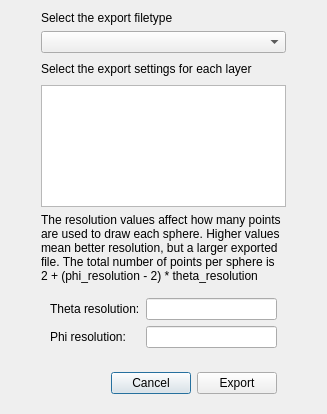
First picture: the form in glue_ar/export_scatter.ui, repository glue-viz/glue-ar, before the edit.
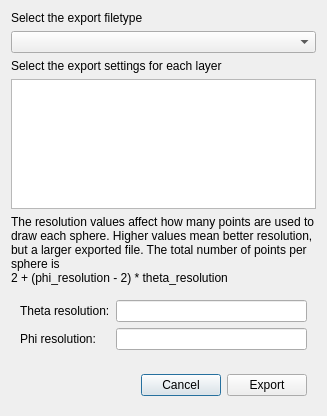
Second picture: the form after the edit.

Commit message: Add volume UI and make tweaks to scatter UI.

```diff
--- a/glue_ar/export_scatter.ui
+++ b/glue_ar/export_scatter.ui
@@ -7,21 +7,76 @@
     <x>0</x>
     <y>0</y>
     <width>327</width>
-    <height>414</height>
+    <height>416</height>
    </rect>
   </property>
   <property name="windowTitle">
    <string>Export 3D Scatter</string>
   </property>
-  <layout class="QGridLayout" name="gridLayout" columnstretch="0,0,0">
-   <item row="0" column="1">
-    <widget class="QLabel" name="label">
+  <layout class="QGridLayout" name="gridLayout">
+   <item row="0" column="0">
+    <widget class="QLabel" name="label_filetype_message">
      <property name="text">
       <string>Select the export filetype</string>
      </property>
     </widget>
    </item>
-   <item row="7" column="1">
+   <item row="1" column="0">
+    <widget class="QComboBox" name="combosel_filetype"/>
+   </item>
+   <item row="2" column="0">
+    <widget class="QLabel" name="label_settings_message">
+     <property name="text">
+      <string>Select the export settings for each layer</string>
+     </property>
+    </widget>
+   </item>
+   <item row="3" column="0">
+    <widget class="QListWidget" name="listsel_layer"/>
+   </item>
+   <item row="4" column="0">
+    <widget class="QLabel" name="label_resolution_message">
+     <property name="sizePolicy">
+      <sizepolicy hsizetype="Preferred" vsizetype="MinimumExpanding">
+       <horstretch>0</horstretch>
+       <verstretch>0</verstretch>
+      </sizepolicy>
+     </property>
+     <property name="text">
+      <string>&lt;html&gt;&lt;head/&gt;&lt;body&gt;The resolution values affect how many points are used to draw each sphere. Higher values mean better resolution, but a larger exported file. The total number of points per sphere is &lt;div&gt;2 + (phi_resolution - 2) * theta_resolution&lt;/div&gt;&lt;/body&gt;&lt;/html&gt;</string>
+     </property>
+     <property name="wordWrap">
+      <bool>true</bool>
+     </property>
+    </widget>
+   </item>
+   <item row="5" column="0">
+    <widget class="QWidget" name="widget" native="true">
+     <layout class="QGridLayout" name="gridLayout_2">
+      <item row="0" column="0">
+       <widget class="QLabel" name="label_theta_resolution">
+        <property name="text">
+         <string>Theta resolution:</string>
+        </property>
+       </widget>
+      </item>
+      <item row="1" column="0">
+       <widget class="QLabel" name="label_phi_resolution">
+        <property name="text">
+         <string>Phi resolution:</string>
+        </property>
+       </widget>
+      </item>
+      <item row="0" column="1">
+       <widget class="QLineEdit" name="valuetext_theta_resolution"/>
+      </item>
+      <item row="1" column="1">
+       <widget class="QLineEdit" name="valuetext_phi_resolution"/>
+      </item>
+     </layout>
+    </widget>
+   </item>
+   <item row="6" column="0">
     <widget class="QWidget" name="widget_2" native="true">
      <layout class="QHBoxLayout" name="horizontalLayout">
       <item>
@@ -54,113 +109,6 @@
      </layout>
     </widget>
    </item>
-   <item row="6" column="1">
-    <widget class="QWidget" name="widget" native="true">
-     <layout class="QGridLayout" name="gridLayout_2">
-      <item row="0" column="0">
-       <widget class="QLabel" name="label_theta_resolution">
-        <property name="text">
-         <string>Theta resolution:</string>
-        </property>
-       </widget>
-      </item>
-      <item row="1" column="0">
-       <widget class="QLabel" name="label_phi_resolution">
-        <property name="text">
-         <string>Phi resolution:</string>
-        </property>
-       </widget>
-      </item>
-      <item row="0" column="1">
-       <widget class="QLineEdit" name="valuetext_theta_resolution"/>
-      </item>
-      <item row="1" column="1">
-       <widget class="QLineEdit" name="valuetext_phi_resolution"/>
-      </item>
-     </layout>
-    </widget>
-   </item>
-   <item row="2" column="2">
-    <spacer name="horizontalSpacer_2">
-     <property name="orientation">
-      <enum>Qt::Horizontal</enum>
-     </property>
-     <property name="sizeHint" stdset="0">
-      <size>
-       <width>33</width>
-       <height>20</height>
-      </size>
-     </property>
-    </spacer>
-   </item>
-   <item row="4" column="1">
-    <widget class="QListWidget" name="listsel_layer"/>
-   </item>
-   <item row="2" column="0">
-    <spacer name="horizontalSpacer">
-     <property name="orientation">
-      <enum>Qt::Horizontal</enum>
-     </property>
-     <property name="sizeHint" stdset="0">
-      <size>
-       <width>38</width>
-       <height>20</height>
-      </size>
-     </property>
-    </spacer>
-   </item>
-   <item row="1" column="1">
-    <widget class="QComboBox" name="combosel_filetype"/>
-   </item>
-   <item row="2" column="1">
-    <widget class="QLabel" name="label_message">
-     <property name="text">
-      <string>Select the export settings for each layer</string>
-     </property>
-    </widget>
-   </item>
-   <item row="5" column="1">
-    <widget class="QLabel" name="label_2">
-     <property name="sizePolicy">
-      <sizepolicy hsizetype="Preferred" vsizetype="MinimumExpanding">
-       <horstretch>0</horstretch>
-       <verstretch>0</verstretch>
-      </sizepolicy>
-     </property>
-     <property name="text">
-      <string>&lt;html&gt;&lt;head/&gt;&lt;body&gt;The resolution values affect how many points are used to draw each sphere. Higher values mean better resolution, but a larger exported file. The total number of points per sphere is &lt;div&gt;2 + (phi_resolution - 2) * theta_resolution&lt;/div&gt;&lt;/body&gt;&lt;/html&gt;</string>
-     </property>
-     <property name="wordWrap">
-      <bool>true</bool>
-     </property>
-    </widget>
-   </item>
-   <item row="5" column="0">
-    <spacer name="horizontalSpacer_4">
-     <property name="orientation">
-      <enum>Qt::Horizontal</enum>
-     </property>
-     <property name="sizeHint" stdset="0">
-      <size>
-       <width>40</width>
-       <height>20</height>
-      </size>
-     </property>
-    </spacer>
-   </item>
-   <item row="5" column="2">
-    <spacer name="horizontalSpacer_5">
-     <property name="orientation">
-      <enum>Qt::Horizontal</enum>
-     </property>
-     <property name="sizeHint" stdset="0">
-      <size>
-       <width>40</width>
-       <height>20</height>
-      </size>
-     </property>
-    </spacer>
-   </item>
   </layout>
  </widget>
  <resources/>
```
The commit also changes 1 other file.
